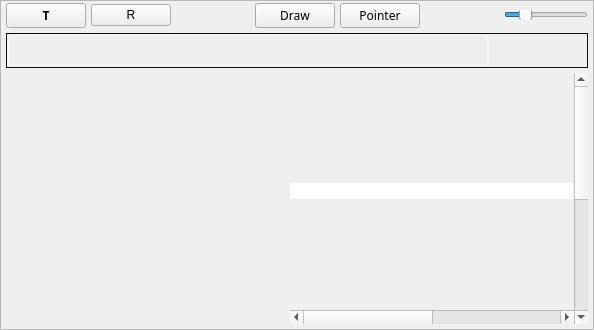
This is src/gui/arrangewidget.ui in tom-23/Horizon as Qt 5 draws it before an edit. The edited form follows.
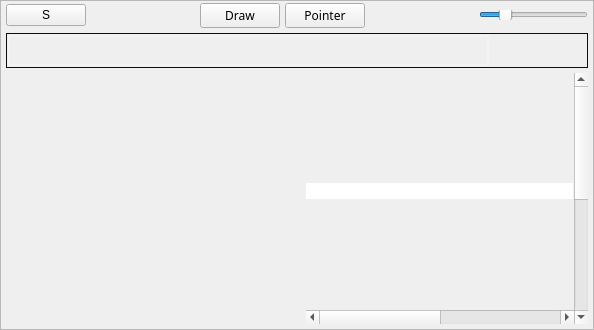
This is the edited form. Icons and pictures are not drawn.

```diff
--- a/src/gui/arrangewidget.ui
+++ b/src/gui/arrangewidget.ui
@@ -71,26 +71,9 @@
          <number>0</number>
         </property>
         <item>
-         <widget class="QPushButton" name="pushButton_5">
-          <property name="font">
-           <font>
-            <family>SF Display</family>
-            <weight>75</weight>
-            <bold>true</bold>
-           </font>
-          </property>
-          <property name="contextMenuPolicy">
-           <enum>Qt::CustomContextMenu</enum>
-          </property>
+         <widget class="QPushButton" name="soloDisableButton">
           <property name="text">
-           <string>T</string>
-          </property>
-         </widget>
-        </item>
-        <item>
-         <widget class="QPushButton" name="pushButton">
-          <property name="text">
-           <string>R</string>
+           <string>S</string>
           </property>
          </widget>
         </item>
@@ -279,7 +262,7 @@
            </property>
            <property name="minimumSize">
             <size>
-             <width>250</width>
+             <width>300</width>
              <height>0</height>
             </size>
            </property>
@@ -376,8 +359,8 @@
                 <rect>
                  <x>0</x>
                  <y>0</y>
-                 <width>284</width>
-                 <height>235</height>
+                 <width>300</width>
+                 <height>229</height>
                 </rect>
                </property>
                <property name="sizePolicy">
```
